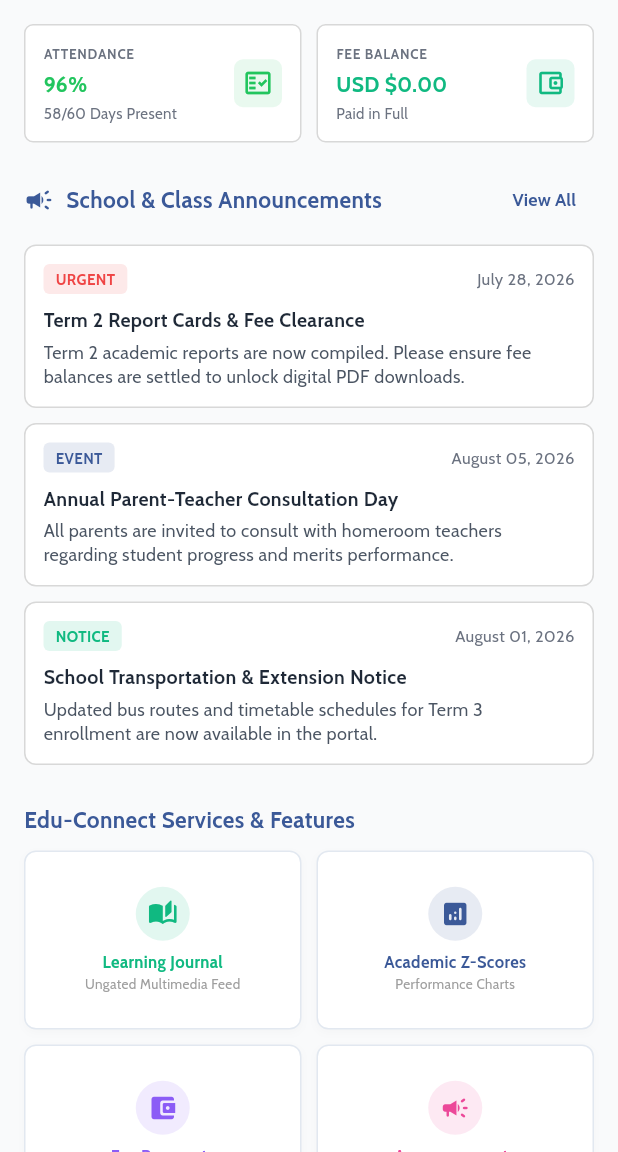
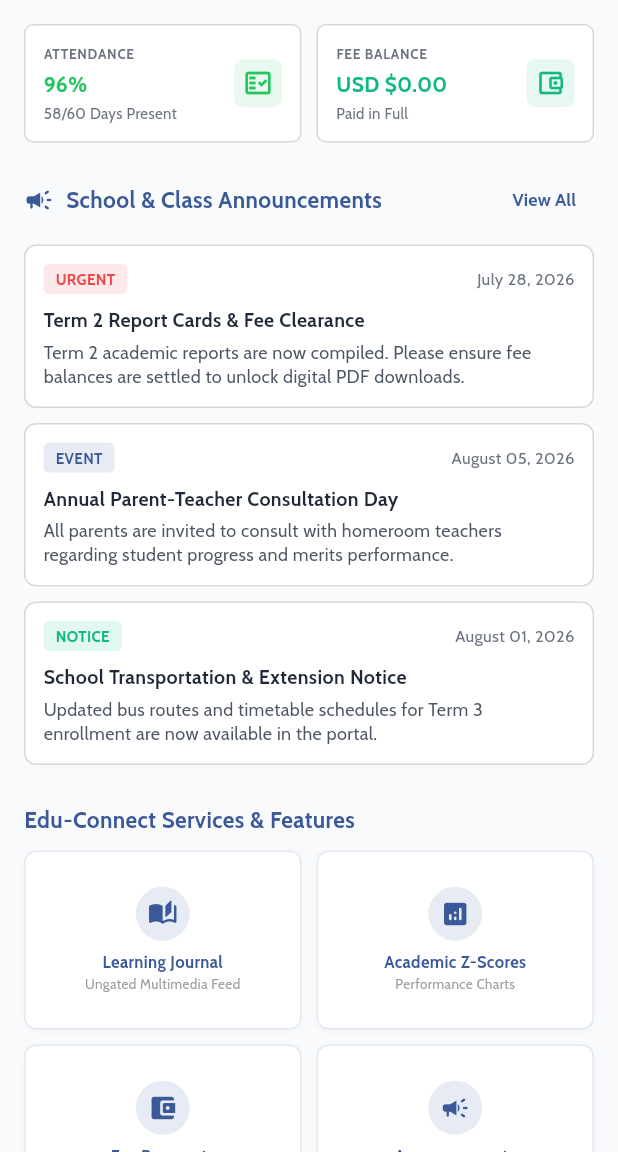
Before and after one commit to Jeyzimtech/Guardianship-App, a Flutter app: the DashboardHome screen opened directly, on a phone screen of 412 x 824 dp, the part 84-1236 px from its top. Run offline on Flutter 3.47's test engine with Material 3 defaults, Android fonts, the light colour scheme and no system bars; our stand-ins replace dio, google_fonts, shared_preferences; accounts and stored records are empty.

Commit message:
style(parent): unify feature grid cards to single dark blue theme

```diff
--- a/mobile/lib/features/parent/parent_dashboard_view.dart
+++ b/mobile/lib/features/parent/parent_dashboard_view.dart
@@ -385,7 +385,7 @@ class _ParentDashboardViewState extends State<ParentDashboardView> {
             children: [
               _buildEduModuleCard(
                 icon: Icons.auto_stories_rounded,
-                color: const Color(0xFF10B981),
+                color: primaryBlue,
                 title: 'Learning Journal',
                 subtitle: 'Ungated Multimedia Feed',
                 onTap: () {
@@ -409,7 +409,7 @@ class _ParentDashboardViewState extends State<ParentDashboardView> {
               ),
               _buildEduModuleCard(
                 icon: Icons.account_balance_wallet_rounded,
-                color: const Color(0xFF8B5CF6),
+                color: primaryBlue,
                 title: 'Fee Payments',
                 subtitle: isFeeGated ? 'USD \$${feeBalance.toStringAsFixed(2)} Due' : 'Dual Currency USD/ZiG',
                 onTap: () {
@@ -421,7 +421,7 @@ class _ParentDashboardViewState extends State<ParentDashboardView> {
               ),
               _buildEduModuleCard(
                 icon: Icons.campaign_rounded,
-                color: const Color(0xFFEC4899),
+                color: primaryBlue,
                 title: 'Announcements',
                 subtitle: 'School & Class Notices',
                 onTap: () {
@@ -433,7 +433,7 @@ class _ParentDashboardViewState extends State<ParentDashboardView> {
               ),
               _buildEduModuleCard(
                 icon: Icons.star_rate_rounded,
-                color: const Color(0xFFF59E0B),
+                color: primaryBlue,
                 title: 'Behaviour & Merits',
                 subtitle: '+${currentChild['merits_pos']} Merits / ${currentChild['merits_neg']} Incidents',
                 onTap: () {
@@ -445,7 +445,7 @@ class _ParentDashboardViewState extends State<ParentDashboardView> {
               ),
               _buildEduModuleCard(
                 icon: Icons.assignment_rounded,
-                color: const Color(0xFF6366F1),
+                color: primaryBlue,
                 title: 'Homework Tracker',
                 subtitle: 'Upcoming & Overdue',
                 onTap: () {
@@ -457,7 +457,7 @@ class _ParentDashboardViewState extends State<ParentDashboardView> {
               ),
               _buildEduModuleCard(
                 icon: Icons.forum_rounded,
-                color: const Color(0xFF0EA5E9),
+                color: primaryBlue,
                 title: 'Messaging & Support',
                 subtitle: 'Direct Teacher Chat',
                 onTap: () {
@@ -469,7 +469,7 @@ class _ParentDashboardViewState extends State<ParentDashboardView> {
               ),
               _buildEduModuleCard(
                 icon: Icons.sms_rounded,
-                color: const Color(0xFF14B8A6),
+                color: primaryBlue,
                 title: 'SMS Alerts Log',
                 subtitle: 'Econet / Telecel History',
                 onTap: () {
@@ -481,7 +481,7 @@ class _ParentDashboardViewState extends State<ParentDashboardView> {
               ),
               _buildEduModuleCard(
                 icon: Icons.shopping_bag_rounded,
-                color: const Color(0xFFD97706),
+                color: primaryBlue,
                 title: 'Uniform Store',
                 subtitle: 'Buy Online & Select Sizes',
                 onTap: () {
```
